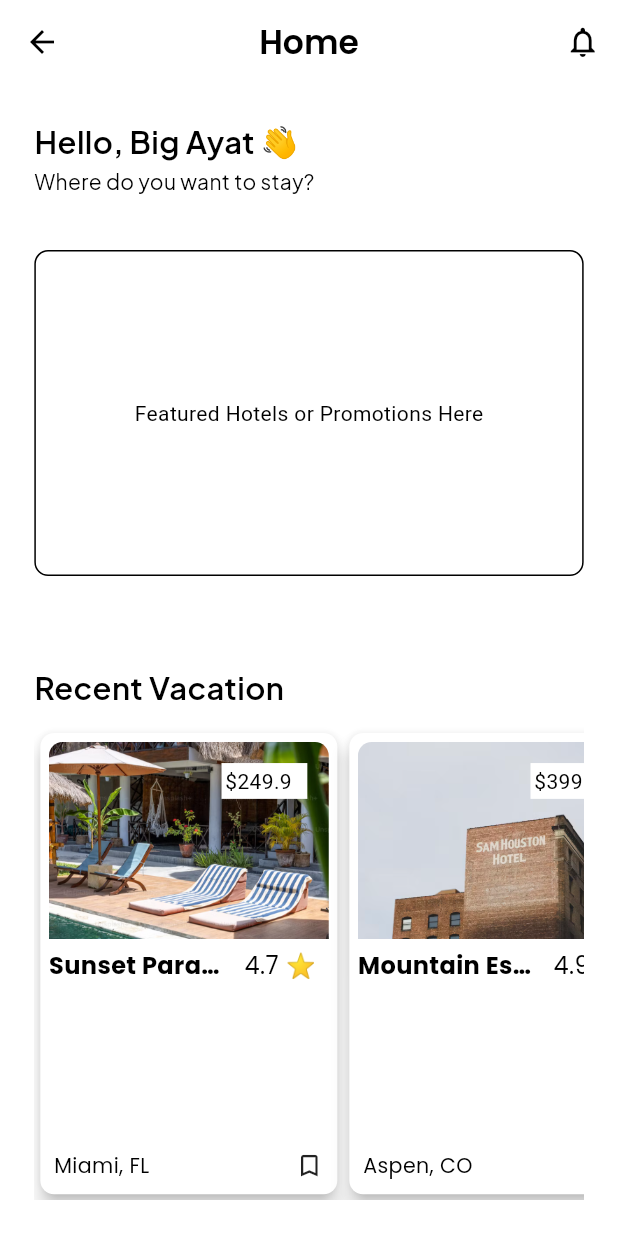
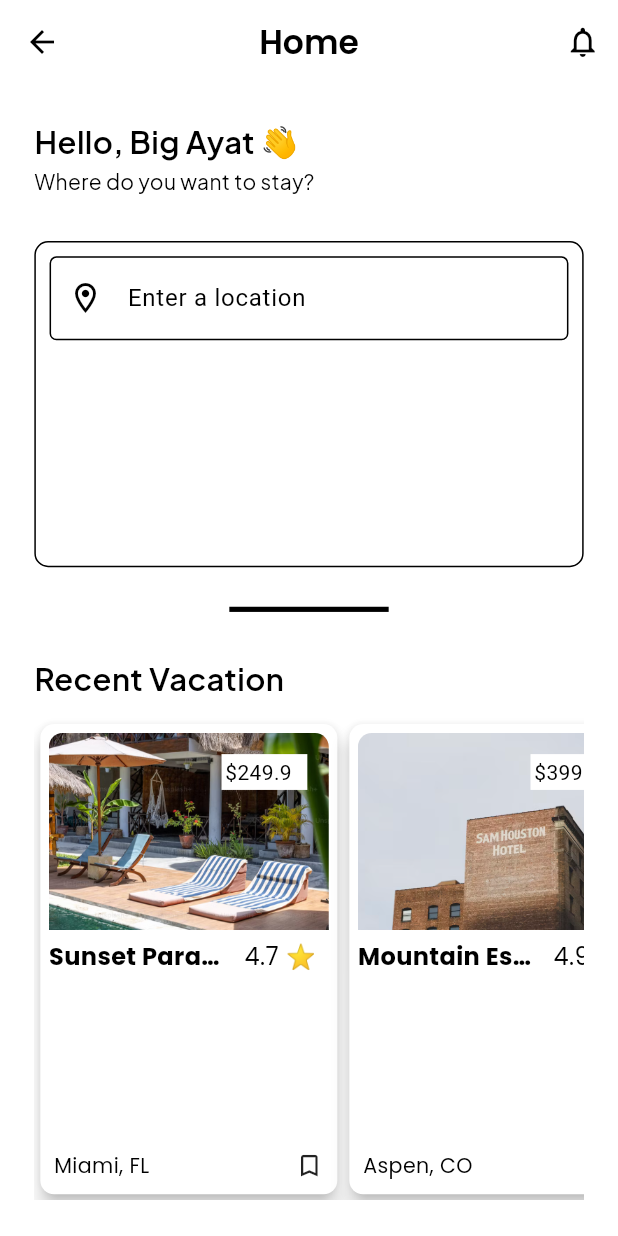
Before and after one commit to OstrichFarmer/hotel_it, a Flutter app: the HomePageView screen opened by its route, on a phone screen of 412 x 824 dp. Run offline on Flutter 3.47's test engine with Material 3 defaults, Android fonts, the phone set to English and light mode, and no system bars; our stand-ins replace dropdown_button2, flutter_screenutil, google_fonts, logger, stacked, stacked_services and 1 more.

Commit message:
implemented location textfield

```diff
--- a/lib/views/homepage/hompage_view.dart
+++ b/lib/views/homepage/hompage_view.dart
@@ -3,6 +3,7 @@ import 'package:flutter_screenutil/flutter_screenutil.dart';
 import 'package:google_fonts/google_fonts.dart';
 import 'package:hotel_it/data/hotel_data.dart'; // Assuming this is where Hotel class and hotels list are imported
 import 'package:hotel_it/views/homepage/homepage_viewmodel.dart';
+import 'package:hotel_it/widgets/location_textfield.dart';
 import 'package:hotel_it/widgets/recent_vacation_card.dart';
 import 'package:stacked/stacked.dart';
 
@@ -18,7 +19,9 @@ class HomePageView extends StatelessWidget {
         HomePageViewModel model,
         Widget? child,
       ) {
-        return Scaffold(
+        return GestureDetector(
+          onTap: () => FocusScope.of(context).unfocus(),
+          child: Scaffold(
             backgroundColor: Colors.white,
             appBar: AppBar(
               centerTitle: true,
@@ -47,8 +50,9 @@ class HomePageView extends StatelessWidget {
                     "Where do you want to stay?",
                     style: GoogleFonts.plusJakartaSans(),
                   ),
-                SizedBox(height: 30.h),
+                  SizedBox(height: 25.h),
                   Container(
+                      padding: EdgeInsets.all(8.r),
                       height: 182.h,
                       width: double.infinity,
                       decoration: BoxDecoration(
@@ -57,11 +61,19 @@ class HomePageView extends StatelessWidget {
                         ),
                         borderRadius: BorderRadius.all(Radius.circular(8.r)),
                       ),
-                  child: const Center(
-                    child: Text("Featured Hotels or Promotions Here"),
+                      child: const Column(
+                        children: [LocationTextfield()],
+                      )),
+                  SizedBox(
+                    height: 25.h,
                   ),
+                  Divider(
+                    height: 0,
+                    thickness: 3.sp,
+                    endIndent: 130,
+                    indent: 130,
                   ),
-                SizedBox(height: 50.h),
+                  SizedBox(height: 25.h),
                   Text(
                     "Recent Vacation",
                     style: GoogleFonts.plusJakartaSans(
@@ -89,6 +101,7 @@ class HomePageView extends StatelessWidget {
                 ],
               ),
             ),
+          ),
         );
       },
     );
--- /dev/null
+++ b/lib/widgets/location_textfield.dart
@@ -0,0 +1,35 @@
+import 'package:flutter/material.dart';
+import 'package:flutter_screenutil/flutter_screenutil.dart';
+
+class LocationTextfield extends StatelessWidget {
+  const LocationTextfield({super.key});
+
+  @override
+  Widget build(BuildContext context) {
+    return SizedBox(
+      height: 50.h,
+      child: TextField(
+        decoration: InputDecoration(
+          prefixIcon: const Icon(
+            Icons.location_on_outlined,
+            color: Colors.black,
+          ),
+          border: OutlineInputBorder(
+            borderSide: const BorderSide(color: Colors.black),
+            borderRadius: BorderRadius.all(
+              Radius.circular(4.r),
+            ),
+          ),
+          focusedBorder: OutlineInputBorder(
+            borderSide: const BorderSide(
+                color: Colors.black), // Same border when focused
+            borderRadius: BorderRadius.all(
+              Radius.circular(4.r),
+            ),
+          ),
+          hintText: 'Enter a location',
+        ),
+      ),
+    );
+  }
+}
```
Lines whose indentation alone changed are shown as unchanged.
